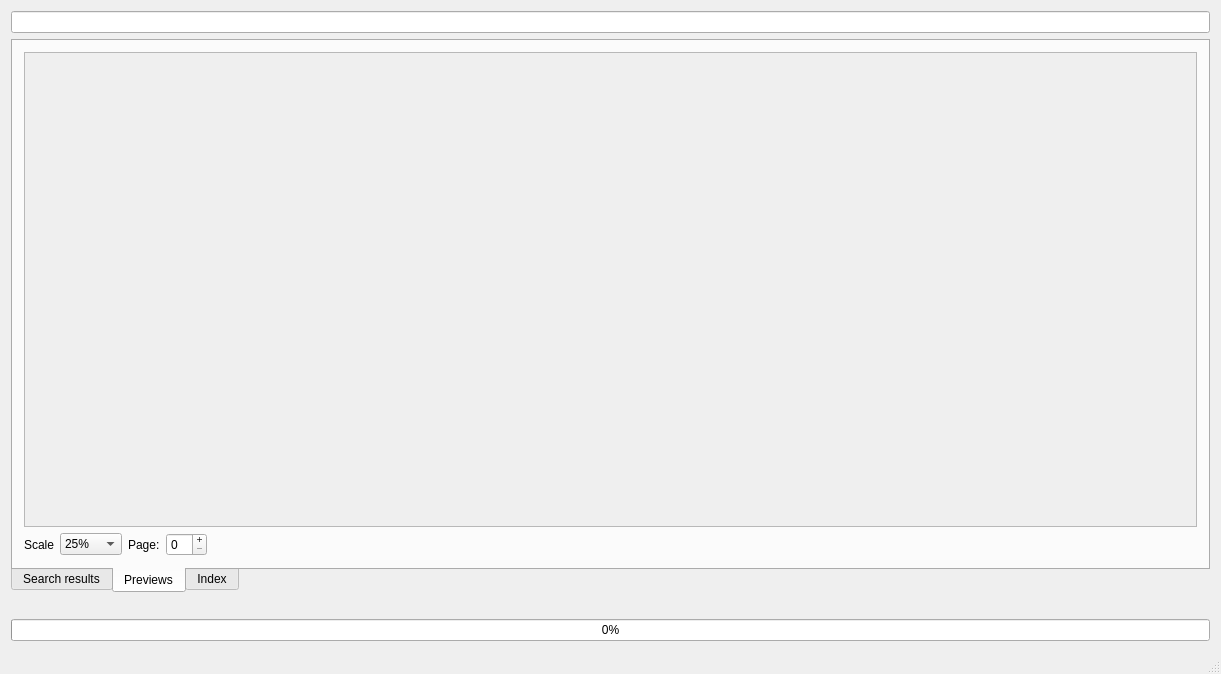
Old version of the form gui/mainwindow.ui in the repository quitesimpleorg/looqs.
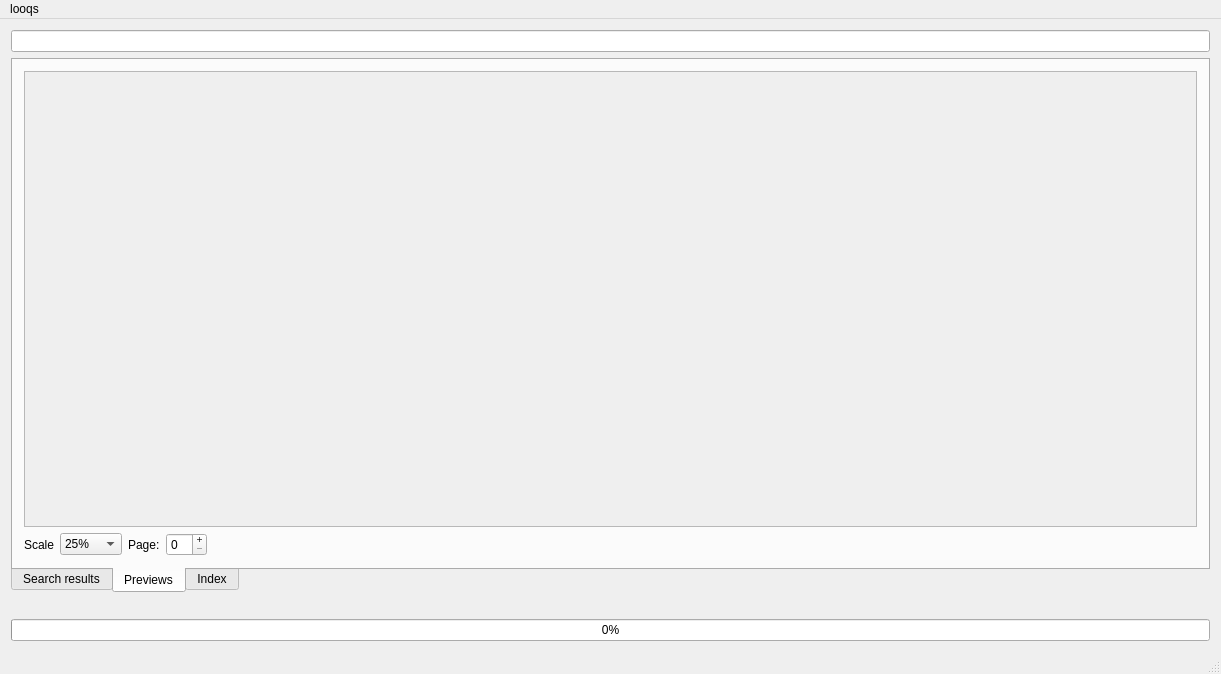
New version of the form. The open tabs and pages were chosen to show the change.

Commit message: gui: mainwindow: Add menu opening config and About dialogs

What changed in the file:
```diff
--- a/gui/mainwindow.ui
+++ b/gui/mainwindow.ui
@@ -82,7 +82,7 @@
              <x>0</x>
              <y>0</y>
              <width>1185</width>
-             <height>419</height>
+             <height>384</height>
             </rect>
            </property>
            <layout class="QHBoxLayout" name="horizontalLayout"/>
@@ -363,6 +363,40 @@
    </layout>
   </widget>
   <widget class="QStatusBar" name="statusBar"/>
+  <widget class="QMenuBar" name="menuBar">
+   <property name="geometry">
+    <rect>
+     <x>0</x>
+     <y>0</y>
+     <width>1221</width>
+     <height>35</height>
+    </rect>
+   </property>
+   <widget class="QMenu" name="menulooqs">
+    <property name="title">
+     <string>looqs</string>
+    </property>
+    <addaction name="menuOpenConfigInTextEditorAction"/>
+    <addaction name="menuAboutAction"/>
+    <addaction name="menuAboutQtAction"/>
+   </widget>
+   <addaction name="menulooqs"/>
+  </widget>
+  <action name="menuAboutAction">
+   <property name="text">
+    <string>About</string>
+   </property>
+  </action>
+  <action name="menuOpenConfigInTextEditorAction">
+   <property name="text">
+    <string>Open config in text editor</string>
+   </property>
+  </action>
+  <action name="menuAboutQtAction">
+   <property name="text">
+    <string>About Qt</string>
+   </property>
+  </action>
  </widget>
  <layoutdefault spacing="6" margin="11"/>
  <resources/>
```
The commit also changes 1 other file.
